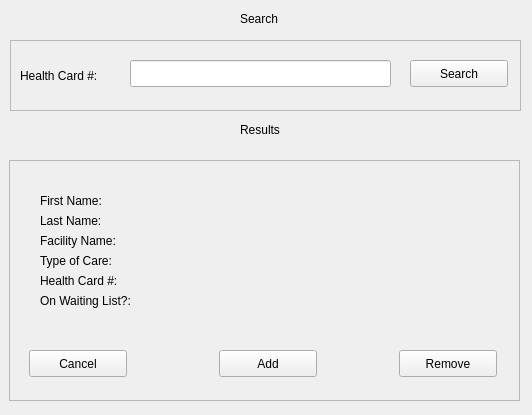
Before: the Qt Designer form waitinglistwindow.ui in Jb00/Software7, drawn with Qt 5.
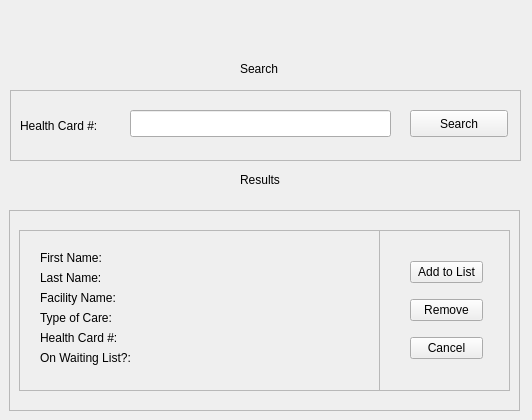
After: the same form once the commit is applied.

Diff of the .ui file:
```diff
--- a/waitinglistwindow.ui
+++ b/waitinglistwindow.ui
@@ -7,7 +7,7 @@
     <x>0</x>
     <y>0</y>
     <width>532</width>
-    <height>415</height>
+    <height>420</height>
    </rect>
   </property>
   <property name="windowTitle">
@@ -18,7 +18,7 @@
     <property name="geometry">
      <rect>
       <x>10</x>
-      <y>40</y>
+      <y>90</y>
       <width>511</width>
       <height>71</height>
      </rect>
@@ -70,7 +70,7 @@
     <property name="geometry">
      <rect>
       <x>240</x>
-      <y>10</y>
+      <y>60</y>
       <width>51</width>
       <height>17</height>
      </rect>
@@ -83,7 +83,7 @@
     <property name="geometry">
      <rect>
       <x>240</x>
-      <y>120</y>
+      <y>170</y>
       <width>51</width>
       <height>20</height>
      </rect>
@@ -96,9 +96,9 @@
     <property name="geometry">
      <rect>
       <x>9</x>
-      <y>160</y>
+      <y>210</y>
       <width>511</width>
-      <height>241</height>
+      <height>201</height>
      </rect>
     </property>
     <property name="frameShape">
@@ -107,51 +107,76 @@
     <property name="frameShadow">
      <enum>QFrame::Raised</enum>
     </property>
-    <widget class="QPushButton" name="cancelBtn">
+    <widget class="QFrame" name="frame_3">
+     <property name="geometry">
+      <rect>
+       <x>370</x>
+       <y>20</y>
+       <width>131</width>
+       <height>161</height>
+      </rect>
+     </property>
+     <property name="frameShape">
+      <enum>QFrame::StyledPanel</enum>
+     </property>
+     <property name="frameShadow">
+      <enum>QFrame::Raised</enum>
+     </property>
+     <widget class="QWidget" name="">
      <property name="geometry">
       <rect>
        <x>20</x>
-       <y>190</y>
-       <width>98</width>
-       <height>27</height>
-      </rect>
-     </property>
-     <property name="text">
-      <string>Cancel</string>
-     </property>
-    </widget>
+        <y>10</y>
+        <width>95</width>
+        <height>141</height>
+       </rect>
+      </property>
+      <layout class="QGridLayout" name="gridLayout">
+       <item row="0" column="0">
     <widget class="QPushButton" name="addBtn">
-     <property name="geometry">
-      <rect>
-       <x>210</x>
-       <y>190</y>
-       <width>98</width>
-       <height>27</height>
-      </rect>
-     </property>
      <property name="text">
-      <string>Add</string>
-     </property>
-    </widget>
+          <string>Add to List</string>
+         </property>
+        </widget>
+       </item>
+       <item row="1" column="0">
     <widget class="QPushButton" name="removeBtn">
-     <property name="geometry">
-      <rect>
-       <x>390</x>
-       <y>190</y>
-       <width>98</width>
-       <height>27</height>
-      </rect>
-     </property>
      <property name="text">
       <string>Remove</string>
      </property>
     </widget>
-    <widget class="QWidget" name="">
+       </item>
+       <item row="2" column="0">
+        <widget class="QPushButton" name="cancelBtn">
+         <property name="text">
+          <string>Cancel</string>
+         </property>
+        </widget>
+       </item>
+      </layout>
+     </widget>
+    </widget>
+    <widget class="QFrame" name="frame_4">
      <property name="geometry">
       <rect>
-       <x>20</x>
-       <y>23</y>
-       <width>471</width>
+       <x>10</x>
+       <y>20</y>
+       <width>361</width>
+       <height>161</height>
+      </rect>
+     </property>
+     <property name="frameShape">
+      <enum>QFrame::StyledPanel</enum>
+     </property>
+     <property name="frameShadow">
+      <enum>QFrame::Raised</enum>
+     </property>
+     <widget class="QWidget" name="layoutWidget">
+      <property name="geometry">
+       <rect>
+        <x>10</x>
+        <y>10</y>
+        <width>341</width>
        <height>141</height>
       </rect>
      </property>
@@ -242,6 +267,20 @@
       </item>
      </layout>
     </widget>
+    </widget>
+   </widget>
+   <widget class="QLabel" name="crossImg">
+    <property name="geometry">
+     <rect>
+      <x>420</x>
+      <y>10</y>
+      <width>71</width>
+      <height>71</height>
+     </rect>
+    </property>
+    <property name="text">
+     <string/>
+    </property>
    </widget>
   </widget>
  </widget>
```
Lines whose indentation alone changed are shown as unchanged.
